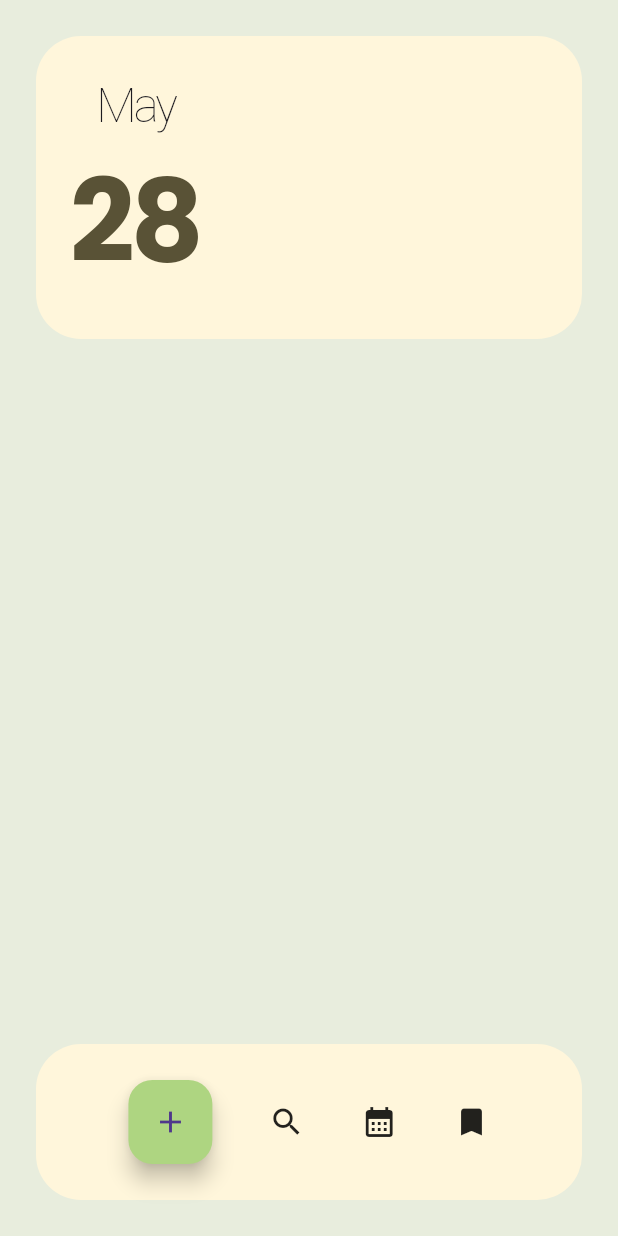
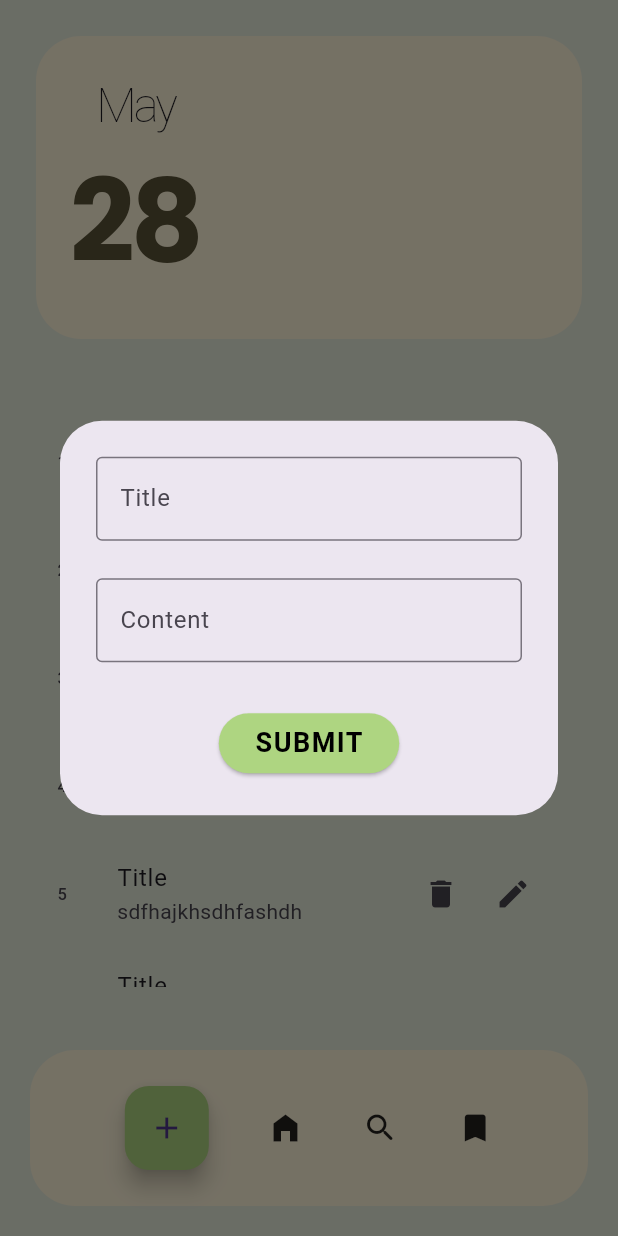
Before and after one commit to sugith10/flutter-crud-template, a Flutter app: the screen it shows after launch, after a tap on the "add" icon, on a phone screen of 412 x 824 dp. Run offline on Flutter 3.47's test engine with Material 3 defaults, Android fonts, the phone set to English and light mode, and no system bars; drawn by our look-alikes of velocity_x; our stand-ins replace google_fonts.

Commit message:
git commit -m "feat: Complete Flutter CRUD template
- Completed the Flutter CRUD template.
- This template allows you to learn or implement a new database."

```diff
--- /dev/null
+++ b/lib/controller/data_controller.dart
@@ -0,0 +1,22 @@
+import 'package:flutter_crud/model/note_mode.dart';
+
+final class DataController {
+  List<NoteModel> noteList = [
+    NoteModel(title: "sugith", subtitle: "sdfhajkhsdhfashdh"),
+    NoteModel(title: "Title", subtitle: "sdfhajkhsdhfashdh"),
+    NoteModel(title: "Title", subtitle: "sdfhajkhsdhfashdh"),
+    NoteModel(title: "Title", subtitle: "sdfhajkhsdhfashdh"),
+    NoteModel(title: "Title", subtitle: "sdfhajkhsdhfashdh"),
+    NoteModel(title: "Title", subtitle: "sdfhajkhsdhfashdh"),
+    NoteModel(title: "Title", subtitle: "sdfhajkhsdhfashdh"),
+  ];
+
+
+  void addNote(NoteModel noteModel){
+    noteList.add(noteModel);
+  }
+
+  void removeNote(int index){
+    noteList.removeAt(index);
+  }
+}
--- a/lib/main.dart
+++ b/lib/main.dart
@@ -1,6 +1,6 @@
 import 'package:flutter/material.dart';
-import 'package:flutter_crud/page/home_page.dart';
-import 'package:flutter_crud/util/color.dart';
+import 'package:flutter_crud/view/page/home_page.dart';
+import 'package:flutter_crud/view/util/color.dart';
 import 'package:velocity_x/velocity_x.dart';
 
 void main() {
@@ -15,10 +15,12 @@ class MyApp extends StatelessWidget {
     return MaterialApp(
       title: 'CRUD',
       theme: ThemeData(
-          scaffoldBackgroundColor: Vx.hexToColor('#e8eddd'),
-          floatingActionButtonTheme: FloatingActionButtonThemeData(
-            backgroundColor: greenTouch,
-          )),
+        scaffoldBackgroundColor: backgroundColor,
+        floatingActionButtonTheme: const FloatingActionButtonThemeData(
+          backgroundColor: greenTouch,
+        ),
+        dialogBackgroundColor: backgroundColor,
+      ),
       home: const HomePage(),
     );
   }
--- /dev/null
+++ b/lib/model/note_mode.dart
@@ -0,0 +1,11 @@
+final class NoteModel {
+  final String title;
+  final String subtitle;
+  final DateTime? date;
+
+  NoteModel({
+    required this.title,
+    required this.subtitle,
+     this.date,
+  });
+}
--- a/lib/page/home_page.dart
+++ /dev/null
@@ -1,39 +0,0 @@
-import 'package:flutter/material.dart';
-import 'package:google_fonts/google_fonts.dart';
-import 'package:velocity_x/velocity_x.dart';
-
-import '../widget/bottom_bar.dart';
-import '../widget/rounded_box.dart';
-
-class HomePage extends StatelessWidget {
-  const HomePage({super.key});
-
-  @override
-  Widget build(BuildContext context) {
-    return Scaffold(
-      body: SafeArea(
-          child: Column(
-        children: [
-          RoundedBox(
-              child: Row(
-            children: [
-              VStack(crossAlignment: CrossAxisAlignment.center, [
-                const Text("May").text.xl4.thin.tighter.make(),
-                const Text("28")
-                    .text
-                    .xl6
-                    .size(19)
-                    .tightest
-                    .bold
-                    .color(Vx.hexToColor("#595236"))
-                    .fontFamily(GoogleFonts.poppins().fontFamily!)
-                    .make(),
-              ]),
-            ],
-          )).p24()
-        ],
-      )),
-      bottomNavigationBar: const AppBottomBar().p24(),
-    );
-  }
-}
--- a/lib/util/color.dart
+++ /dev/null
@@ -1,4 +0,0 @@
-import 'package:flutter/material.dart';
-import 'package:velocity_x/velocity_x.dart';
-
-Color greenTouch = Vx.hexToColor("#aed581");
--- /dev/null
+++ b/lib/view/page/home_page.dart
@@ -0,0 +1,62 @@
+import 'package:flutter/material.dart';
+import 'package:flutter_crud/controller/data_controller.dart';
+import 'package:velocity_x/velocity_x.dart';
+
+import '../widget/app_dialog.dart';
+import '../widget/bottom_bar.dart';
+import '../widget/date_widget.dart';
+
+class HomePage extends StatefulWidget {
+  const HomePage({super.key});
+
+  @override
+  State<HomePage> createState() => _HomePageState();
+}
+
+class _HomePageState extends State<HomePage> {
+  DataController dataController = DataController();
+  @override
+  Widget build(BuildContext context) {
+    return Scaffold(
+      body: SafeArea(
+          child: Column(
+        children: [
+          const DateWidget().p24(),
+          Expanded(
+              child: ListView.builder(
+                  itemCount: dataController.noteList.length,
+                  itemBuilder: (context, index) {
+                    return ListTile(
+                      leading: Text("${index + 1}"),
+                      title: dataController.noteList[index].title.text.make(),
+                      subtitle:
+                          DataController().noteList[index].subtitle.text.make(),
+                      shape: const BeveledRectangleBorder(),
+                      trailing: Row(
+                        mainAxisSize: MainAxisSize.min,
+                        children: [
+                          IconButton(
+                            onPressed: () {
+                              dataController.removeNote(index);
+                            },
+                            icon: const Icon(Icons.delete),
+                          ),
+                          IconButton(
+                            onPressed: () {
+                              AppDialog.show(context: context,
+                              title: dataController.noteList[index].title,
+                              subtitle: dataController.noteList[index].subtitle,
+                             );
+                            },
+                            icon: const Icon(Icons.edit),
+                          )
+                        ],
+                      ),
+                    );
+                  }).p(22))
+        ],
+      )),
+      bottomNavigationBar: const AppBottomBar().p20(),
+    );
+  }
+}
--- /dev/null
+++ b/lib/view/util/color.dart
@@ -0,0 +1,5 @@
+import 'package:flutter/material.dart';
+
+const Color greenTouch = Color(0xFFaed581);
+const Color tightGreen = Color(0xFF595236);
+const Color backgroundColor = Color(0xFFe8eddd);
--- /dev/null
+++ b/lib/view/widget/app_dialog.dart
@@ -0,0 +1,112 @@
+import 'package:flutter/material.dart';
+import 'package:velocity_x/velocity_x.dart';
+
+import '../util/color.dart';
+
+final class AppDialog {
+  AppDialog._();
+
+  static show({
+    required BuildContext context,
+
+    String? title,
+    String? subtitle,
+  }) {
+    return showDialog(
+        context: context,
+        builder: (context) {
+          return Dialog(
+            child: _Dialog(
+              title: title,
+              subtitle: subtitle,
+            ).p24(),
+          );
+        });
+  }
+}
+
+class _Dialog extends StatefulWidget {
+  final String? title;
+  final String? subtitle;
+  const _Dialog({
+    required this.title,
+    required this.subtitle,
+  });
+
+  @override
+  State<_Dialog> createState() => _DialogState();
+}
+
+class _DialogState extends State<_Dialog> {
+  final _titleCntrl = TextEditingController();
+  final _subtitleCntrl = TextEditingController();
+  late final _isUpdate;
+
+  @override
+  void initState() {
+    super.initState();
+    if(widget.title == null && widget.subtitle == null){
+      _isUpdate =false;
+    }else{
+      _isUpdate = true;
+    }
+    _titleCntrl.text = widget.title ?? "";
+    _subtitleCntrl.text = widget.subtitle ?? "";
+
+  }
+
+  @override
+  void dispose() {
+    super.dispose();
+    _titleCntrl.dispose();
+    _subtitleCntrl.dispose();
+  }
+
+  @override
+  Widget build(BuildContext context) {
+    return VStack(
+      axisSize: MainAxisSize.min,
+      [
+        TextField(
+          controller: _titleCntrl,
+          decoration: const InputDecoration(
+            hintText: "Title",
+            border: OutlineInputBorder(),
+            focusedBorder: OutlineInputBorder(
+              borderSide: BorderSide(color: tightGreen),
+            ),
+          ),
+          maxLines: null,
+        ),
+        const SizedBox(height: 25),
+        TextField(
+          controller: _subtitleCntrl,
+          decoration: const InputDecoration(
+            hintText: "Content",
+            border: OutlineInputBorder(),
+            focusedBorder: OutlineInputBorder(
+              borderSide: BorderSide(color: tightGreen),
+            ),
+          ),
+          maxLines: null,
+        ),
+        const SizedBox(height: 30),
+        ElevatedButton(
+          onPressed: () {
+            // _isUpdate ?
+          },
+          style: ElevatedButton.styleFrom(backgroundColor: greenTouch),
+          child: "Submit"
+              .text
+              .size(18)
+              .color(Vx.hexToColor("#000000"))
+              .tight
+              .bold
+              .letterSpacing(1)
+              .uppercase
+              .make(),
+        ).centered()
+      ],
+    );
+  }
+}
--- a/lib/widget/bottom_bar.dart
+++ b/lib/view/widget/bottom_bar.dart
@@ -1,5 +1,6 @@
 import 'package:flutter/material.dart';
 
+import 'app_dialog.dart';
 import 'rounded_box.dart';
 
 class AppBottomBar extends StatelessWidget {
@@ -14,11 +15,17 @@ class AppBottomBar extends StatelessWidget {
         mainAxisAlignment: MainAxisAlignment.spaceEvenly,
         children: [
           FloatingActionButton(
-            onPressed: () {},
+            onPressed: () {
+              AppDialog.show(
+                context: context,
+
+
+              );
+            },
             child: const Icon(Icons.add),
           ),
-          const Icon(Icons.search),
-          const Icon(Icons.calendar_month),
+          const Icon(Icons.home_filled),
+          const Icon(Icons.search_rounded),
           const Icon(Icons.bookmark),
         ],
       ),
--- /dev/null
+++ b/lib/view/widget/date_widget.dart
@@ -0,0 +1,32 @@
+import 'package:flutter/material.dart';
+import 'package:google_fonts/google_fonts.dart';
+import 'package:velocity_x/velocity_x.dart';
+
+import 'rounded_box.dart';
+
+class DateWidget extends StatelessWidget {
+  const DateWidget({
+    super.key,
+  });
+
+  @override
+  Widget build(BuildContext context) {
+    return RoundedBox(
+        child: Row(
+      children: [
+        VStack(crossAlignment: CrossAxisAlignment.center, [
+          const Text("May").text.xl4.thin.tighter.make(),
+          const Text("28")
+              .text
+              .xl6
+              .size(19)
+              .tightest
+              .bold
+              .color(Vx.hexToColor("#595236"))
+              .fontFamily(GoogleFonts.poppins().fontFamily!)
+              .make(),
+        ]),
+      ],
+    ));
+  }
+}
```
Also changed, not shown: lib/view/widget/rounded_box.dart (renamed from lib/widget/rounded_box.dart).
